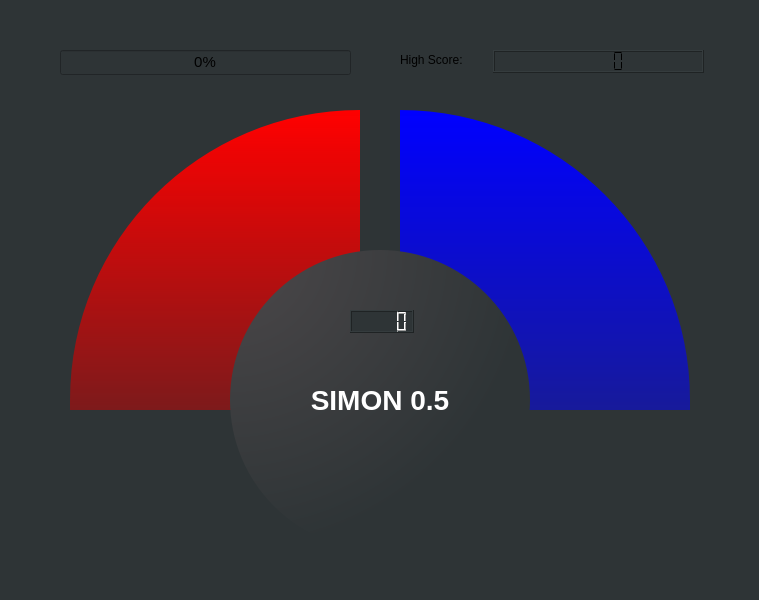
Old version of the form mainwindow.ui in the repository pmuehleip/Simon-Game.
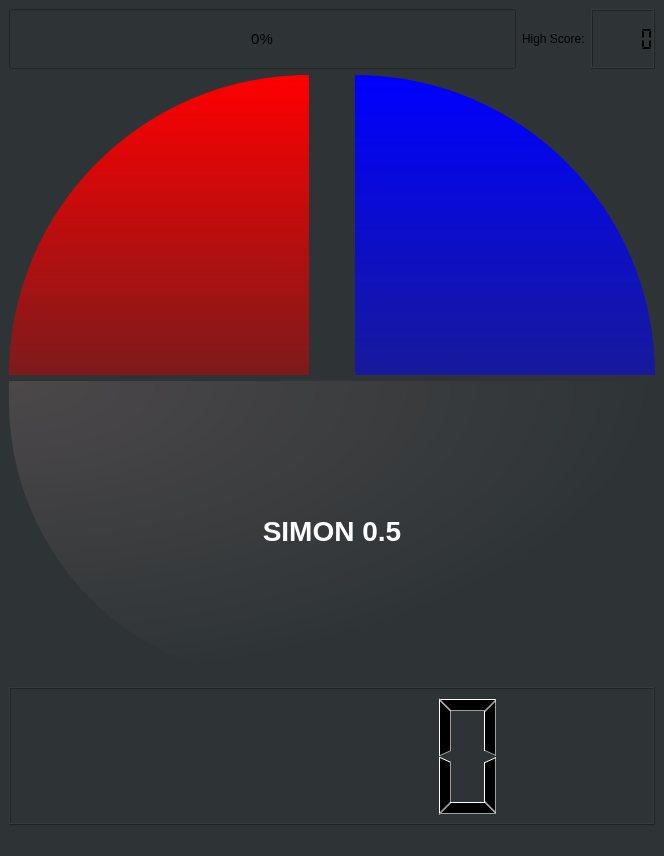
New version of the form.

Patch:
```diff
--- a/mainwindow.ui
+++ b/mainwindow.ui
@@ -6,8 +6,8 @@
    <rect>
     <x>0</x>
     <y>0</y>
-    <width>759</width>
-    <height>600</height>
+    <width>664</width>
+    <height>856</height>
    </rect>
   </property>
   <property name="windowTitle">
@@ -20,14 +20,18 @@
    <property name="autoFillBackground">
     <bool>false</bool>
    </property>
+   <layout class="QVBoxLayout" name="verticalLayout_7">
+    <item>
+     <layout class="QVBoxLayout" name="verticalLayout_6">
+      <item>
+       <layout class="QHBoxLayout" name="horizontalLayout">
+        <item>
    <widget class="QProgressBar" name="progressBar">
-    <property name="geometry">
-     <rect>
-      <x>60</x>
-      <y>50</y>
-      <width>291</width>
-      <height>25</height>
-     </rect>
+          <property name="minimumSize">
+           <size>
+            <width>0</width>
+            <height>60</height>
+           </size>
     </property>
     <property name="font">
      <font>
@@ -53,14 +57,38 @@
      <bool>false</bool>
     </property>
    </widget>
+        </item>
+        <item>
+         <widget class="QLabel" name="label">
+          <property name="text">
+           <string>High Score:</string>
+          </property>
+         </widget>
+        </item>
+        <item>
+         <widget class="QLCDNumber" name="highScoreLcdNumber">
+          <property name="segmentStyle">
+           <enum>QLCDNumber::Flat</enum>
+          </property>
+         </widget>
+        </item>
+       </layout>
+      </item>
+      <item>
+       <layout class="QHBoxLayout" name="horizontalLayout_2">
+        <item>
    <widget class="QPushButton" name="redPushButton">
-    <property name="geometry">
-     <rect>
-      <x>70</x>
-      <y>110</y>
-      <width>290</width>
+          <property name="sizePolicy">
+           <sizepolicy hsizetype="Minimum" vsizetype="Minimum">
+            <horstretch>0</horstretch>
+            <verstretch>0</verstretch>
+           </sizepolicy>
+          </property>
+          <property name="minimumSize">
+           <size>
+            <width>300</width>
       <height>300</height>
-     </rect>
+           </size>
     </property>
     <property name="cursor">
      <cursorShape>PointingHandCursor</cursorShape>
@@ -69,7 +97,12 @@
      <string notr="true">QPushButton
 {
 background-color: qlineargradient(spread:pad, x1:0, y1:0, x2:0, y2:1,   stop:0 red, stop:1 rgba(204, 0, 0, 50%));
-border-top-left-radius: 290px;
+border-top-left-radius: 300px;
+}
+
+QPushButton:hover
+{
+background-color: qlineargradient(spread:pad, x1:0, y1:0, x2:0, y2:1,   stop:0 rgba(204, 0, 0, 90%), stop:1 rgba(204, 0, 0, 30%));
 }
 
 QPushButton:pressed 
@@ -81,14 +114,33 @@
      <string/>
     </property>
    </widget>
+        </item>
+        <item>
+         <spacer name="horizontalSpacer">
+          <property name="orientation">
+           <enum>Qt::Horizontal</enum>
+          </property>
+          <property name="sizeHint" stdset="0">
+           <size>
+            <width>20</width>
+            <height>20</height>
+           </size>
+          </property>
+         </spacer>
+        </item>
+        <item>
    <widget class="QPushButton" name="bluePushButton">
-    <property name="geometry">
-     <rect>
-      <x>400</x>
-      <y>110</y>
-      <width>290</width>
+          <property name="sizePolicy">
+           <sizepolicy hsizetype="Minimum" vsizetype="Minimum">
+            <horstretch>0</horstretch>
+            <verstretch>0</verstretch>
+           </sizepolicy>
+          </property>
+          <property name="minimumSize">
+           <size>
+            <width>300</width>
       <height>300</height>
-     </rect>
+           </size>
     </property>
     <property name="cursor">
      <cursorShape>PointingHandCursor</cursorShape>
@@ -97,7 +149,12 @@
      <string notr="true">QPushButton
 {
 background-color: qlineargradient(spread:pad, x1:0, y1:0, x2:0, y2:1,   stop:0 blue, stop:1 rgba(0, 0, 255, 50%));
-border-top-right-radius: 290px;
+border-top-right-radius: 300;
+}
+
+QPushButton:hover
+{
+background-color: qlineargradient(spread:pad, x1:0, y1:0, x2:0, y2:1,   stop:0 rgba(0, 0, 255, 90%), stop:1 rgba(0, 0, 255, 30%));
 }
 
 QPushButton:pressed 
@@ -110,14 +167,24 @@
      <string/>
     </property>
    </widget>
+        </item>
+       </layout>
+      </item>
+     </layout>
+    </item>
+    <item>
    <widget class="QPushButton" name="simonPushButton">
-    <property name="geometry">
-     <rect>
-      <x>230</x>
-      <y>250</y>
+      <property name="sizePolicy">
+       <sizepolicy hsizetype="Minimum" vsizetype="Minimum">
+        <horstretch>0</horstretch>
+        <verstretch>0</verstretch>
+       </sizepolicy>
+      </property>
+      <property name="minimumSize">
+       <size>
       <width>300</width>
       <height>300</height>
-     </rect>
+       </size>
     </property>
     <property name="font">
      <font>
@@ -130,13 +197,17 @@
      <cursorShape>PointingHandCursor</cursorShape>
     </property>
     <property name="styleSheet">
-     <string notr="true">
-
-QPushButton
+       <string notr="true">QPushButton
 {
 background-color: qradialgradient(cx:0.0, cy:0.0, radius: 1.0, fx:0.0, fy:0.0, stop:0 rgb(76, 72, 74), stop:1 rgba(46, 52, 54, 100%));
 color: white;
-border-radius: 150px;
+border-bottom-right-radius: 280px;
+border-bottom-left-radius: 280px;
+}
+
+QPushButton:hover
+{
+background-color: qradialgradient(cx:0.0, cy:0.0, radius: 1.0, fx:0.0, fy:0.0, stop:0 rgba(76, 72, 74, 90%), stop:1 rgba(36, 42, 44, 50%));
 }
 
 QPushButton:pressed 
@@ -155,52 +226,21 @@
      <bool>false</bool>
     </property>
    </widget>
+    </item>
+    <item>
    <widget class="QLCDNumber" name="scoreLcd">
-    <property name="geometry">
-     <rect>
-      <x>350</x>
-      <y>310</y>
-      <width>64</width>
-      <height>23</height>
-     </rect>
+      <property name="minimumSize">
+       <size>
+        <width>0</width>
+        <height>40</height>
+       </size>
     </property>
     <property name="segmentStyle">
      <enum>QLCDNumber::Filled</enum>
     </property>
    </widget>
-   <widget class="QLCDNumber" name="highScoreLcdNumber">
-    <property name="geometry">
-     <rect>
-      <x>493</x>
-      <y>50</y>
-      <width>211</width>
-      <height>23</height>
-     </rect>
-    </property>
-    <property name="segmentStyle">
-     <enum>QLCDNumber::Flat</enum>
-    </property>
-   </widget>
-   <widget class="QLabel" name="label">
-    <property name="geometry">
-     <rect>
-      <x>400</x>
-      <y>50</y>
-      <width>81</width>
-      <height>20</height>
-     </rect>
-    </property>
-    <property name="text">
-     <string>High Score:</string>
-    </property>
-   </widget>
-   <zorder>redPushButton</zorder>
-   <zorder>bluePushButton</zorder>
-   <zorder>simonPushButton</zorder>
-   <zorder>scoreLcd</zorder>
-   <zorder>progressBar</zorder>
-   <zorder>highScoreLcdNumber</zorder>
-   <zorder>label</zorder>
+    </item>
+   </layout>
   </widget>
   <widget class="QMenuBar" name="menubar">
    <property name="geometry">
```
Left out of the diff: 6 changed lines with no effect on the pictures. Lines whose indentation alone changed are shown as unchanged.
